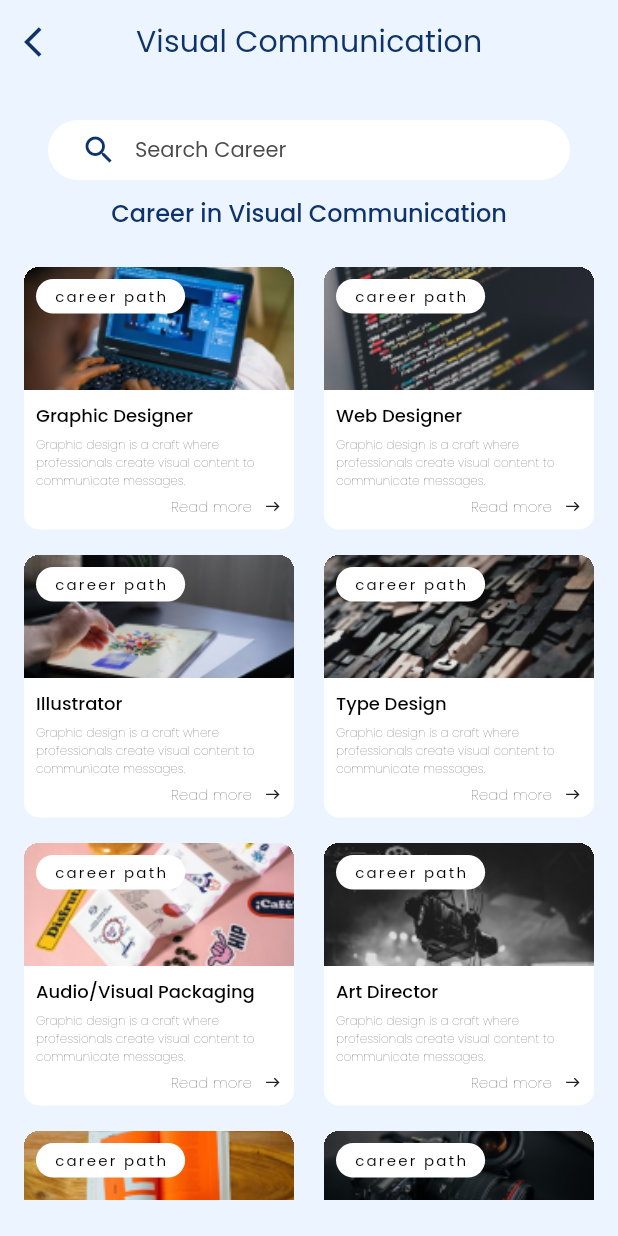
After one commit to SelaseKay/decipher, a Flutter app: the CareerPathsExploreScreen screen opened directly, on a phone screen of 412 x 824 dp. The commit adds this screen. Run offline on Flutter 3.47's test engine with Material 2 defaults, Android fonts, the phone set to English and light mode, and no system bars; our stand-ins replace flutter_svg, google_fonts.

Commit message:
work on career path item(text not displaying properly)

```diff
--- a/lib/componenets/career_path_item.dart
+++ b/lib/componenets/career_path_item.dart
@@ -21,6 +21,7 @@ class CareerPathItem extends StatelessWidget {
       decoration: const BoxDecoration(
           borderRadius: BorderRadius.all(Radius.circular(10.0))),
       child: Column(
+        mainAxisSize: MainAxisSize.min,
         children: [
           SizedBox(
             height: 82.0,
@@ -28,6 +29,7 @@ class CareerPathItem extends StatelessWidget {
               children: [
                 Container(
                   width: double.infinity,
+                  clipBehavior: Clip.hardEdge,
                   decoration: const BoxDecoration(
                     borderRadius: BorderRadius.only(
                       topLeft: Radius.circular(10.0),
@@ -54,7 +56,9 @@ class CareerPathItem extends StatelessWidget {
               ],
             ),
           ),
-          Container(
+          Flexible(
+            fit: FlexFit.loose,
+            child: Container(
               width: double.infinity,
               padding: const EdgeInsets.all(8.0),
               decoration: const BoxDecoration(
@@ -65,13 +69,17 @@ class CareerPathItem extends StatelessWidget {
                 ),
               ),
               child: Column(
+                mainAxisSize: MainAxisSize.min,
                 crossAxisAlignment: CrossAxisAlignment.start,
                 children: [
-                Text(
+                  Flexible(
+                     fit: FlexFit.loose,
+                    child: Text(
                       title,
                       style: Theme.of(context).textTheme.labelMedium?.copyWith(
                             color: Colors.black,
                             fontSize: 12.0,
+                          ),
                     ),
                   ),
                   const SizedBox(
@@ -88,7 +96,9 @@ class CareerPathItem extends StatelessWidget {
                   const SizedBox(
                     height: 4.0,
                   ),
-                Row(
+                  Flexible(
+                    fit: FlexFit.loose,
+                    child: Row(
                       mainAxisAlignment: MainAxisAlignment.end,
                       children: [
                         InkWell(
@@ -118,8 +128,10 @@ class CareerPathItem extends StatelessWidget {
                           ),
                         )
                       ],
+                    ),
                   )
                 ],
+              ),
             ),
           ),
         ],
--- /dev/null
+++ b/lib/constants.dart
@@ -0,0 +1,36 @@
+import 'model/career.dart';
+
+List<Career> careers = const [
+  Career(
+    title: "Graphic Designer",
+    assetPath: "assets/images/career_path_img1.png",
+  ),
+  Career(
+    title: "Web Designer",
+    assetPath: "assets/images/career_path_img2.png",
+  ),
+  Career(
+    title: "Illustrator",
+    assetPath: "assets/images/career_path_img3.png",
+  ),
+  Career(
+    title: "Type Design",
+    assetPath: "assets/images/career_path_img4.png",
+  ),
+  Career(
+    title: "Audio/Visual Packaging",
+    assetPath: "assets/images/career_path_img5.png",
+  ),
+  Career(
+    title: "Art Director",
+    assetPath: "assets/images/career_path_img6.png",
+  ),
+  Career(
+    title: "Book Designer",
+    assetPath: "assets/images/career_path_img7.png",
+  ),
+  Career(
+    title: "Photographer",
+    assetPath: "assets/images/career_path_img8.png",
+  ),
+];
--- a/lib/main.dart
+++ b/lib/main.dart
@@ -53,7 +53,7 @@ class MyApp extends StatelessWidget {
           labelMedium: GoogleFonts.poppins(
             textStyle: Theme.of(context).textTheme.headlineMedium?.copyWith(
                 fontWeight: FontWeight.w500,
-                color: Colors.white,
+                color: Theme.of(context).primaryColor,
                 fontSize: 14.0),
           ),
           labelSmall: GoogleFonts.poppins(
--- /dev/null
+++ b/lib/model/career.dart
@@ -0,0 +1,9 @@
+class Career {
+  const Career({
+    required this.title,
+    required this.assetPath,
+  });
+
+  final String title;
+  final String assetPath;
+}
--- /dev/null
+++ b/lib/screens/career_paths_explore_screenn.dart
@@ -0,0 +1,83 @@
+import 'package:decipher/componenets/career_path_item.dart';
+import 'package:decipher/componenets/search_text_field.dart';
+import 'package:decipher/constants.dart';
+import 'package:flutter/material.dart';
+
+class CareerPathsExploreScreen extends StatelessWidget {
+  const CareerPathsExploreScreen({super.key});
+
+  @override
+  Widget build(BuildContext context) {
+    return Scaffold(
+      backgroundColor: const Color(0xFFECF4FF),
+      appBar: AppBar(
+        centerTitle: true,
+        title: Text(
+          "Visual Communication",
+          style: Theme.of(context)
+              .textTheme
+              .labelLarge
+              ?.copyWith(color: Theme.of(context).primaryColor),
+        ),
+        leading: IconButton(
+          icon: Icon(
+            Icons.arrow_back_ios,
+            color: Theme.of(context).primaryColor,
+          ),
+          onPressed: () {
+            Navigator.of(context).pop();
+          },
+        ),
+        backgroundColor: const Color(0xFFECF4FF),
+        elevation: 0.0,
+      ),
+      body: Padding(
+         padding: const EdgeInsets.symmetric(
+          horizontal: 16.0,
+          vertical: 24.0,
+        ),
+        child: Column(
+          children: [
+            const Padding(
+              padding: EdgeInsets.symmetric(horizontal: 16.0),
+              child: SearchTextField(hint: "Search Career"),
+            ),
+            const SizedBox(
+              height: 10.0,
+            ),
+            Text(
+              "Career in Visual Communication",
+              textAlign: TextAlign.center,
+              style: Theme.of(context).textTheme.labelMedium?.copyWith(
+                    fontSize: 16.0,
+                    color: Theme.of(context).primaryColor
+                  ),
+            ),
+            const SizedBox(
+              height: 24.0,
+            ),
+            Expanded(
+              child: GridView.count(
+                // Create a grid with 2 columns. If you change the scrollDirection to
+                // horizontal, this produces 2 rows.
+                crossAxisCount: 2,
+               mainAxisSpacing: 12.0,
+                crossAxisSpacing: 20.0,
+                // Generate 100 widgets that display their index in the List.
+                children: List.generate(8, (index) {
+                  return CareerPathItem(
+                    title: careers[index].title,
+                    description:
+                        "Graphic design is a craft where professionals create visual content to communicate messages.",
+                    onTap: () {},
+                    assetPath: careers[index].assetPath,
+                  );
+                }),
+              ),
+            ),
+          ],
+        ),
+      ),
+    );
+  }
+}
--- a/lib/screens/home_screen.dart
+++ b/lib/screens/home_screen.dart
@@ -1,6 +1,7 @@
 import 'package:decipher/componenets/career_path_item.dart';
 import 'package:decipher/componenets/category_item.dart';
 import 'package:decipher/componenets/search_text_field.dart';
+import 'package:decipher/screens/career_paths_explore_screenn.dart';
 import 'package:decipher/screens/career_paths_screen.dart';
 import 'package:decipher/screens/welcome_screen.dart';
 import 'package:flutter/material.dart';
@@ -198,6 +199,14 @@ class _HomeScreenState extends State<HomeScreen> {
                     fontWeight: FontWeight.normal, color: Colors.black),
               ),
               InkWell(
+                onTap: (){
+                   Navigator.push(
+                  context,
+                  MaterialPageRoute(
+                    builder: (context) => const CareerPathsExploreScreen(),
+                  ),
+                );
+                },
                 child: Row(
                   children: [
                     SvgPicture.asset(
```
Also changed, not shown: assets/images/career_path_img3.png (added), assets/images/career_path_img4.png (added), assets/images/career_path_img5.png (added), assets/images/career_path_img6.png (added), assets/images/career_path_img7.png (added), assets/images/career_path_img8.png (added). Lines whose indentation alone changed are shown as unchanged.
